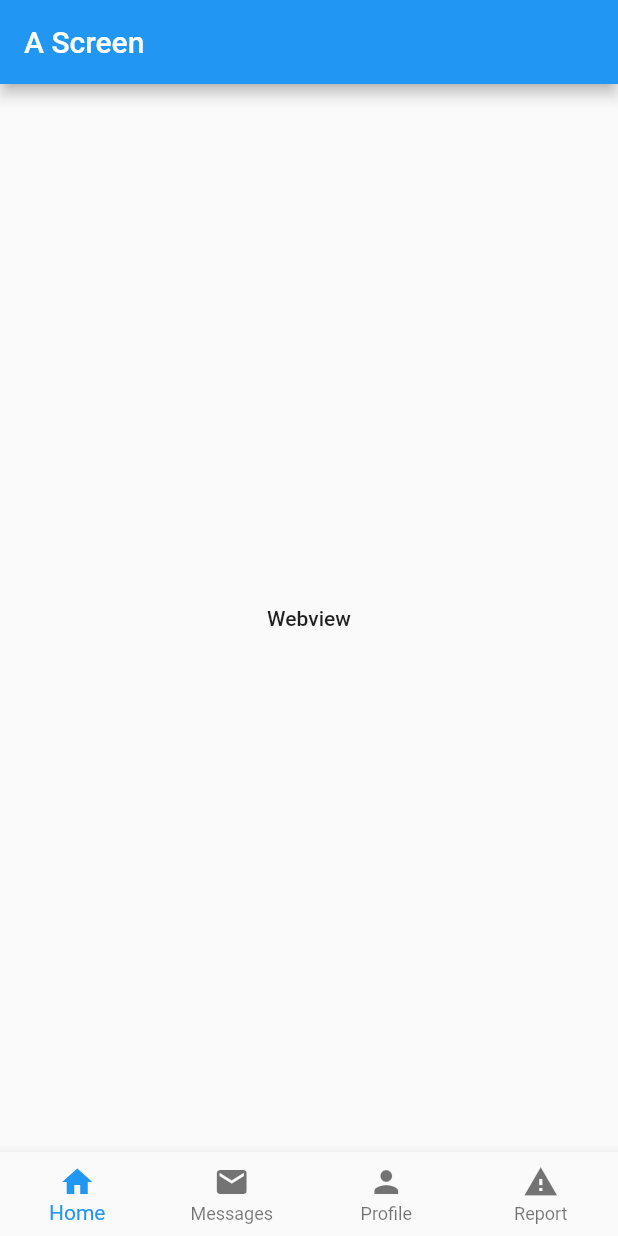
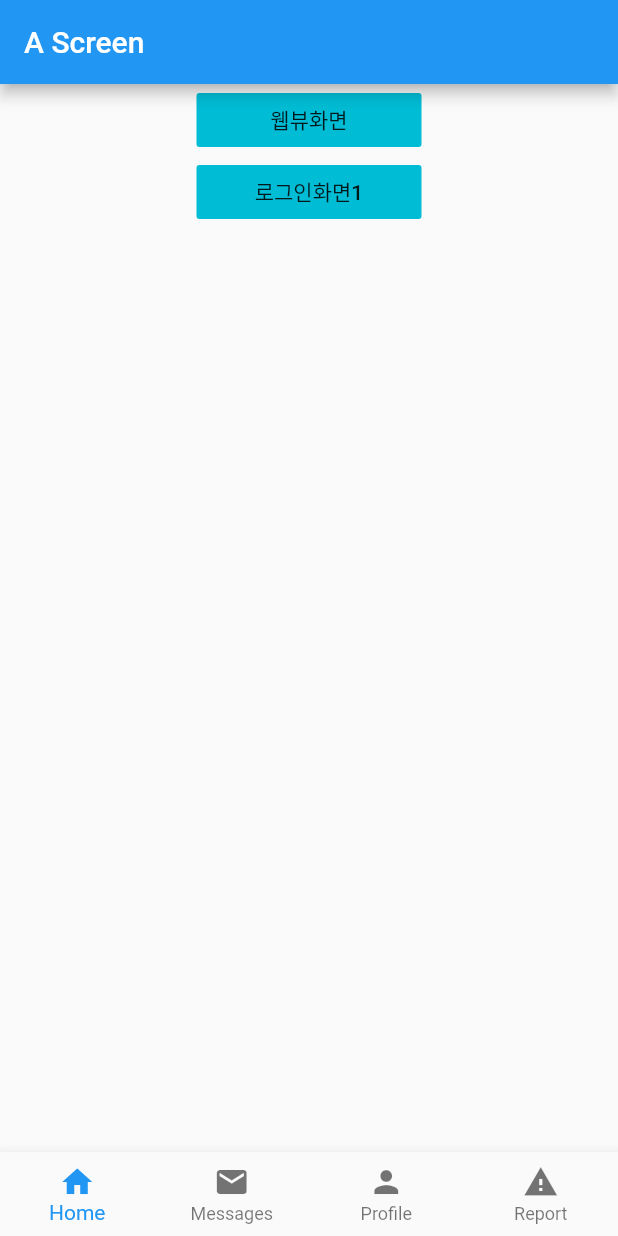
Before and after one commit to Kimsangwon0509/flutter-study, a Flutter app: the screen it shows after launch, on a phone screen of 412 x 824 dp. Run offline on Flutter 3.47's test engine with Material 2 defaults, Android fonts, the phone set to English and light mode, and no system bars; our stand-ins replace webview_flutter.

Commit message:
클론코딩 작성, 로그인 부분

```diff
--- a/lib/screens/a_scree.dart
+++ b/lib/screens/a_scree.dart
@@ -1,80 +1,10 @@
 import 'package:flutter/material.dart';
 import 'package:flutter_study/screens/a/webview_screen.dart';
 
+import 'a/login_screen1.dart';
+
 class AScreen extends StatelessWidget {
   static const String id = 'a_screen';
-  static const String htmlTemplate = '''
-<!doctype html>
-<html lang="ko">
-<meta charset="utf-8">
-<meta http-equiv="X-UA-Compatible" content="IE=edge">
-<meta name="viewport" content="width=device-width, initial-scale=1, user-scalable=no">
-<style>
-table {
-  border-collapse: collapse;
-}
-th {
-  background-color: lightpink;
-}
-td {
-  text-align:center;
-}
-.bottom {
-  background-color: lightgreen;
-}
-</style>
-<body>
-<table border="1" width="100%"">
-  <tr>
-    <th>No.</th>
-    <th>Name</th>
-    <th>Math</th>
-    <th>Eng</th>
-    <th>Kor</th>
-    <th>Sum</th>
-  </tr>
-  <tr>
-    <td>1</td>
-    <td>lee</td>
-    <td>90</td>
-    <td>95</td>
-    <td>88</td>
-    <td>273</td>
-  </tr>
-  <tr>
-    <td>2</td>
-    <td>kim</td>
-    <td>100</td>
-    <td>89</td>
-    <td>85</td>
-    <td>274</td>
-  </tr>
-  <tr>
-    <td>3</td>
-    <td>kim2</td>
-    <td>76</td>
-    <td>67</td>
-    <td>80</td>
-    <td>223</td>
-  </tr>
-  <tr>
-    <td>4</td>
-    <td>park</td>
-    <td>97</td>
-    <td>99</td>
-    <td>100</td>
-    <td>296</td>
-  </tr>
-  <tr class="bottom">
-    <td colspan="2">Sum</td>
-    <td>363</td>
-    <td>350</td>
-    <td>353</td>
-    <td></td>
-  </tr>
-</table>
-</body>
-</html>''';
 
   @override
   Widget build(BuildContext context) {
@@ -85,15 +15,43 @@ td {
         ),
         body: Container(
           child: Center(
-            child: MaterialButton(
-              onPressed: () {
-                Navigator.push(context, MaterialPageRoute(builder: (context) {
-                  return WebviewScreen(
-                    htmlContent: htmlTemplate,
-                  );
-                }));
-              },
-              child: Text('Webview'),
+            child: Column(
+              children: <Widget>[
+                Container(
+                  width: 150.0,
+                  child: FlatButton(
+                    color: Colors.cyan,
+                    onPressed: () {
+                      Navigator.push(
+                        context,
+                        MaterialPageRoute(
+                          builder: (context) {
+                            return WebviewScreen();
+                          },
+                        ),
+                      );
+                    },
+                    child: Text('웹뷰화면'),
+                  ),
+                ),
+                Container(
+                  width: 150.0,
+                  child: FlatButton(
+                    color: Colors.cyan,
+                    onPressed: () {
+                      Navigator.push(
+                        context,
+                        MaterialPageRoute(
+                          builder: (context) {
+                            return LoginScreen1();
+                          },
+                        ),
+                      );
+                    },
+                    child: Text('로그인화면1'),
+                  ),
+                ),
+              ],
             ),
           ),
         ),
--- a/pubspec.yaml
+++ b/pubspec.yaml
@@ -24,6 +24,5 @@ dev_dependencies:
 flutter:
 
   uses-material-design: true
-  # assets:
-  #   - images/a_dot_burr.jpeg
-  #   - images/a_dot_ham.jpeg
+  assets:
+  - images/login_background.jpg
```
Also changed, not shown: lib/screens/a/login_screen1.dart (added, +116 -0 lines), lib/screens/a/login_screen2.dart (added, +77 -0 lines), lib/screens/a/webview_screen.dart (+74 -4 lines), images/login_background.jpg (added).
